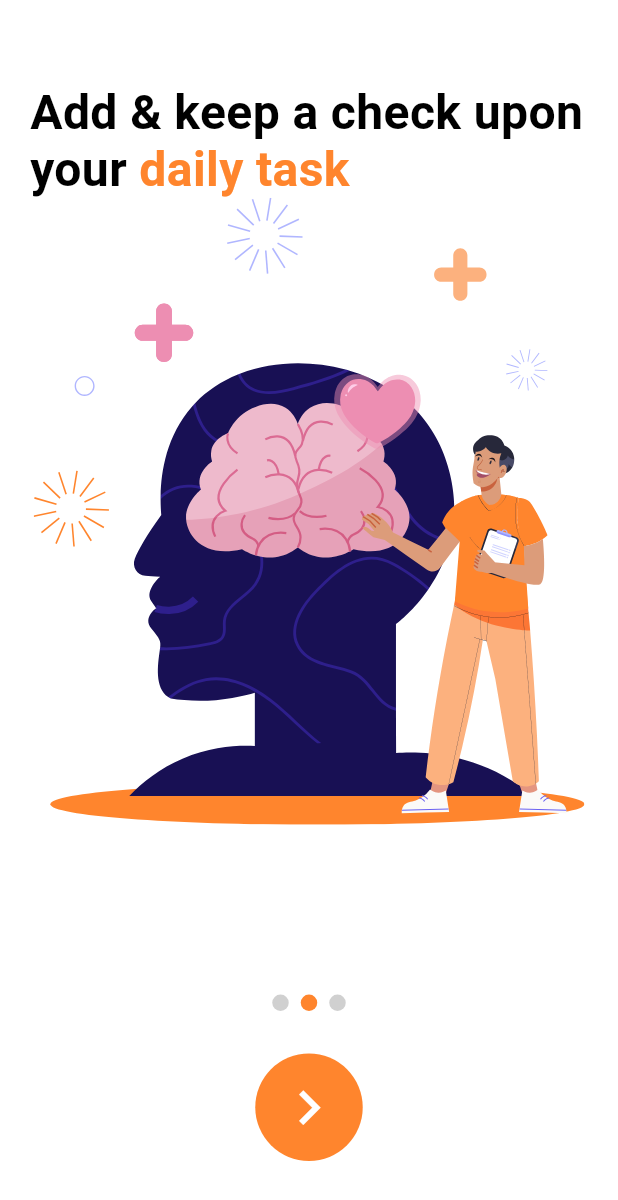
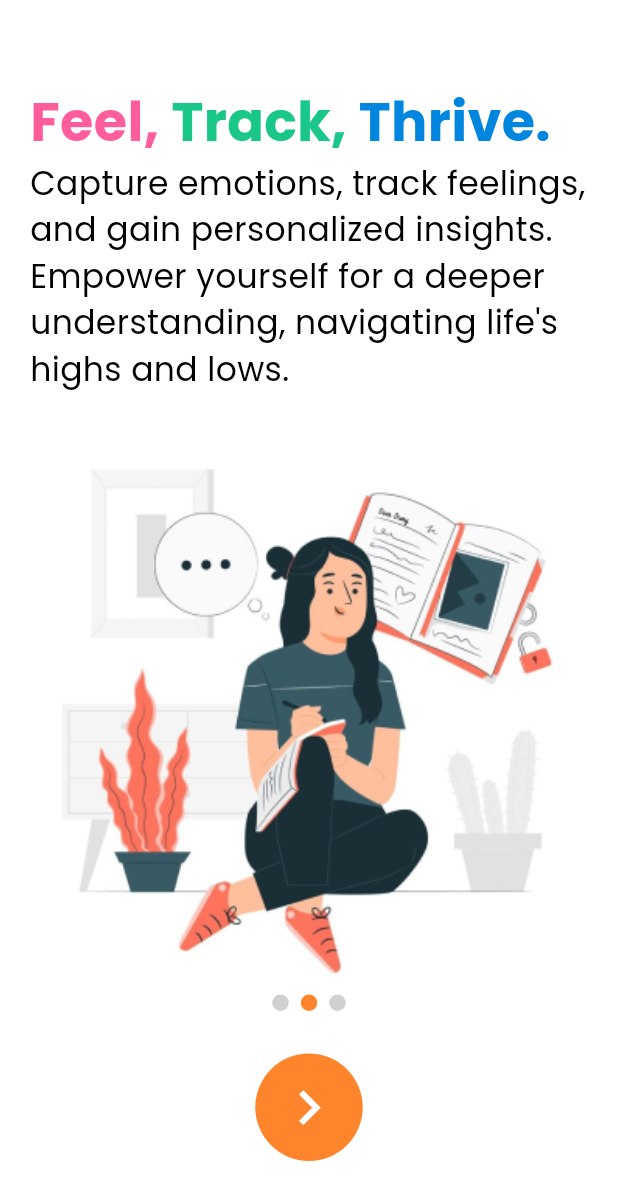
Before and after one commit to hi-naresh/knowyourself, a Flutter app: the screen it shows after launch, after a tap on the "chevron right" icon, on a phone screen of 412 x 824 dp. Shown: the top 1200 px of the screen. Run offline on Flutter 3.47's test engine with Material 3 defaults, Android fonts, the phone set to English and light mode, and no system bars; drawn by our look-alikes of smooth_page_indicator; our stand-ins replace cloud_firestore, firebase_auth, firebase_core, flutter_local_notifications, flutter_native_splash, flutter_screenutil and 11 more; missing offline and left inert: story, webfeed_revised, workmanager; accounts and stored records are empty; project files that could hold a hidden picture were left out.

Commit message:
UI - onboard

```diff
--- a/lib/main.dart
+++ b/lib/main.dart
@@ -79,7 +79,7 @@ Future<void> main() async {
   // );
   // BackGroundManager.init();
   GoogleFonts.config.allowRuntimeFetching = false;
-  runApp( MyApp(
+  runApp( const MyApp(
       // isUserSignedIn: isUserSignedIn
   ));
 }
--- a/lib/screens/Extras/Onboarding Screen/onboarding_screen.dart
+++ b/lib/screens/Extras/Onboarding Screen/onboarding_screen.dart
@@ -4,7 +4,6 @@ import 'package:flutter_svg/flutter_svg.dart';
 import 'package:knowyourself/screens/Register/LoginScreen.dart';
 import 'package:knowyourself/screens/Register/SignUpInfo.dart';
 import 'package:smooth_page_indicator/smooth_page_indicator.dart';
-import 'package:knowyourself/screens/Extras/Avatar%20Select%20Screen/avatar_select_screen.dart';
 import 'package:knowyourself/utils/ui_colors.dart';
 
 // ignore: must_be_immutable
@@ -18,82 +17,112 @@ class OnBoardingScreen extends StatefulWidget {
 class _OnBoardingScreenState extends State<OnBoardingScreen> {
   final PageController _pageController = PageController();
 
-  final Text onBoardScreen1RichText = Text.rich(
+  final Text onBoardScreen1RichText = const Text.rich(
     TextSpan(
       children: [
         TextSpan(
-          text: "Express Your ",
-          style: TextStyle(fontSize: 28.sp, fontWeight: FontWeight.w600),
+          text: 'Welcome to ',
+          style: TextStyle(
+            color: Color(0xFF191D21),
+            fontSize: 36,
+            fontWeight: FontWeight.bold,
+            fontFamily: 'Poppins',
+          ),
         ),
         TextSpan(
-          text: "Feelings ",
+          text: 'K',
           style: TextStyle(
-              fontSize: 28.sp,
-              fontWeight: FontWeight.w600,
-              height: 1.2,
-              color: kPrimaryColor),
+            color: Color(0xFFFF5D9C),
+            fontSize: 36,
+            fontWeight: FontWeight.bold,
+            fontFamily: 'Poppins',
+          ),
         ),
         TextSpan(
-          text: "and Create Your ",
+          text: 'now ',
           style: TextStyle(
-              fontSize: 28.sp, fontWeight: FontWeight.w600, height: 1.2),
+            color: Color(0xFF19C788),
+            fontSize: 36,
+            fontWeight: FontWeight.bold,
+            fontFamily: 'Poppins',
+          ),
         ),
         TextSpan(
-          text: "Entries ",
+          text: 'Yourself ',
           style: TextStyle(
-              fontSize: 28.sp,
-              fontWeight: FontWeight.w600,
-              color: kPrimaryColor,
-              height: 1.2),
+            color: Color(0xFF0086DF),
+            fontSize: 36,
+            fontWeight: FontWeight.bold,
+            fontFamily: 'Poppins',
+          ),
+        ),
+        TextSpan(
+          text: 'Better\n',
+          style: TextStyle(
+            color: Color(0xFF191D21),
+            fontSize: 36,
+            fontWeight: FontWeight.bold,
+            fontFamily: 'Poppins',
+          ),
+        ),
+        TextSpan(
+          text:  'Embark on a transformative journey with Know Yourself Better, unlocking the tools to illuminate the spark within.',
+          style: TextStyle(fontSize: 22.0, fontFamily: 'Poppins', color: Color(0xFF000000)),
         ),
       ],
     ),
   );
 
-  final Text onBoardScreen3RichText = Text.rich(
+  final Text onBoardScreen2RichText = const Text.rich(
     TextSpan(
       children: [
         TextSpan(
-          text: "Keep a record upon your ",
+          text: 'Feel, ',
           style: TextStyle(
-              fontSize: 28.sp, fontWeight: FontWeight.w600, height: 1.2),
+            color: Color(0xFFFF5D9C),
+            fontSize: 36,
+            fontWeight: FontWeight.bold,
+            fontFamily: 'Poppins',
+          ),
         ),
         TextSpan(
-          text: "achievements ",
+          text: 'Track, ',
           style: TextStyle(
-              fontSize: 28.sp,
-              fontWeight: FontWeight.w600,
-              color: kJournalPrimaryColor,
-              height: 1.2),
+            color: Color(0xFF19C788),
+            fontSize: 36,
+            fontWeight: FontWeight.bold,
+            fontFamily: 'Poppins',
+          ),
         ),
         TextSpan(
-          text: "and celebrate ",
+          text: 'Thrive. ',
           style: TextStyle(
-              fontSize: 28.sp, fontWeight: FontWeight.w600, height: 1.2),
+            color: Color(0xFF0086DF),
+            fontSize: 36,
+            fontWeight: FontWeight.bold,
+            fontFamily: 'Poppins',
+          ),
+        ),
+        TextSpan(
+          text:   "Capture emotions, track feelings, and gain personalized insights. Empower yourself for a deeper understanding, navigating life's highs and lows.",
+          style: TextStyle(fontSize: 22.0, fontFamily: 'Poppins', color: Color(0xFF000000)),
         ),
       ],
     ),
   );
 
-  final Text onBoardScreen2RichText = Text.rich(
+  final Text onBoardScreen3RichText = const Text.rich(
     TextSpan(
       children: [
         TextSpan(
-          text: "Add & keep a check upon your ",
-          style: TextStyle(
-              fontSize: 28.sp, fontWeight: FontWeight.w600, height: 1.2),
-        ),
-        TextSpan(
-          text: "daily task ",
-          style: TextStyle(
-              fontSize: 28.sp,
-              fontWeight: FontWeight.w600,
-              color: kTodoPrimaryColor,
-              height: 1.2),
+          text: "\nYour path to self-discovery \nawaits—let's start this empowering journey together.",
+          style: TextStyle(fontSize: 22.0, fontFamily: 'Poppins', color: Color(0xFF000000)),
         ),
       ],
     ),
   );
+
+
 
   Color _buildColor() {
     if (activeIndex == 0) {
@@ -131,15 +160,15 @@ class _OnBoardingScreenState extends State<OnBoardingScreen> {
             children: [
               _buildPage(
                   richText: onBoardScreen1RichText,
-                  svgName: "onboard1",
+                  pngName: "onboard1",
                   context: context),
               _buildPage(
                   richText: onBoardScreen2RichText,
-                  svgName: "onboard2",
+                  pngName: "onboard2",
                   context: context),
               _buildPage(
                   richText: onBoardScreen3RichText,
-                  svgName: "onboard3",
+                  pngName: "getstarted",
                   context: context),
             ],
           ),
@@ -165,7 +194,7 @@ class _OnBoardingScreenState extends State<OnBoardingScreen> {
                   Navigator.of(context)
                       .push(MaterialPageRoute(builder: (BuildContext context) {
                     // return const AvatarSelectScreen();
-                    return LoginScreen();
+                    return const LoginScreen();
                   }));
 
                   return;
@@ -178,9 +207,9 @@ class _OnBoardingScreenState extends State<OnBoardingScreen> {
                   Row(
                     mainAxisAlignment: MainAxisAlignment.spaceAround,
                     children: [
-                      button(context, 'Login', () => Navigator.push(context, MaterialPageRoute(builder: (context) => LoginScreen()))),
+                      button(context, 'Login', () => Navigator.push(context, MaterialPageRoute(builder: (context) => const LoginScreen()))),
                       SizedBox(width: 20.w,),
-                      button(context, 'Sign Up', () => Navigator.push(context, MaterialPageRoute(builder: (context) => SignupInfoScreen()))),
+                      button(context, 'Sign Up', () => Navigator.push(context, MaterialPageRoute(builder: (context) => const SignupInfoScreen()))),
                     ],
                   )
                   :
@@ -230,7 +259,7 @@ class _OnBoardingScreenState extends State<OnBoardingScreen> {
 
   Container _buildPage(
       {required Text richText,
-      required String svgName,
+      required String pngName,
       required BuildContext context}) {
     return Container(
       padding: const EdgeInsets.all(20),
@@ -245,8 +274,8 @@ class _OnBoardingScreenState extends State<OnBoardingScreen> {
           SizedBox(
             height: 350.h,
             width: double.infinity,
-            child: SvgPicture.asset(
-              "assets/illustrations/$svgName.svg",
+            child: Image.asset(
+              "assets/illustrations/$pngName.png",
               fit: BoxFit.contain,
             ),
           ),
```
Also changed, not shown: assets/illustrations/getstarted.png (added), assets/illustrations/onboard1.png (added), assets/illustrations/onboard1.svg (deleted), assets/illustrations/onboard2.png (added), assets/illustrations/onboard2.svg (deleted), assets/illustrations/onboard3.svg (deleted), pubspec.lock.
